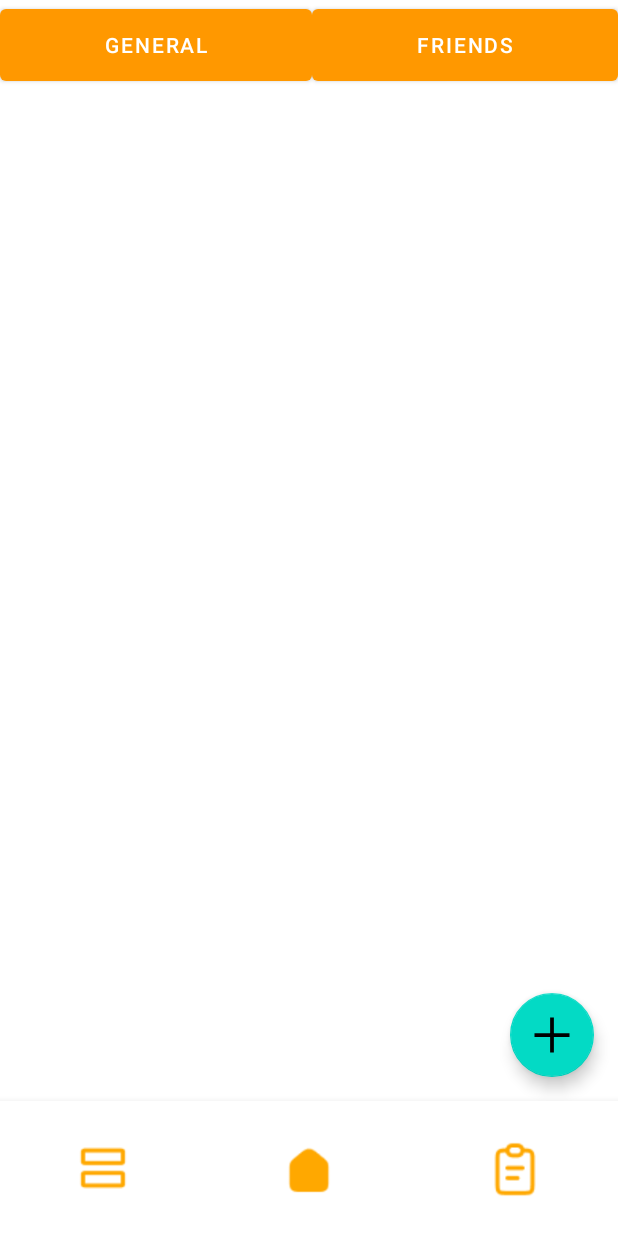
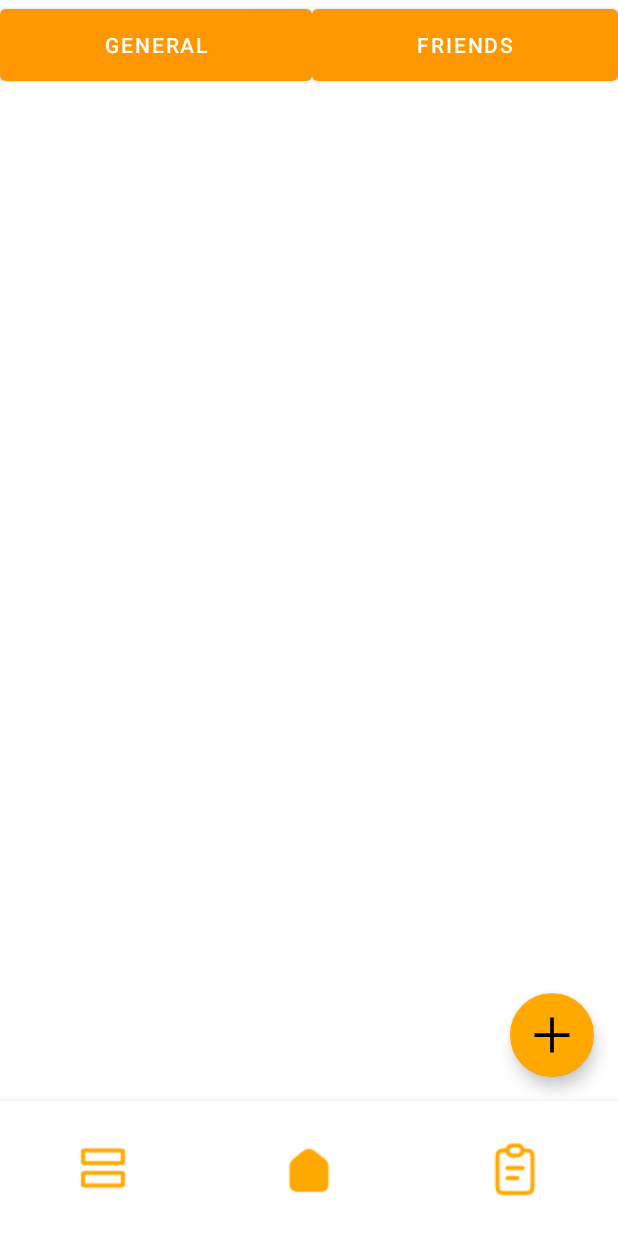
Before and after one commit to Blarc/betifi, an Android app: the fragment ChallengesFragment placed in its activity, on a phone screen of 412 x 824 dp. Run offline under Robolectric (Android 15) with nearby library versions, the phone set to English and light mode, and no system bars; our stand-ins replace Firebase (no records; nobody signed in at launch, a user with empty details on screens opened directly).

Commit message:
[fix] Missing user in path and orange colors.

```diff
--- a/app/src/main/java/com/github/blarc/firebase/FirebaseUtils.kt
+++ b/app/src/main/java/com/github/blarc/firebase/FirebaseUtils.kt
@@ -41,7 +41,7 @@ object FirebaseUtils {
     }
 
     fun subscribeToFriendsChallengesOnFirebase(setValue: (List<Challenge>) -> Unit) {
-        database.getReference(getIdOfCurUser()).child("challenges")
+        database.getReference("users").child(getIdOfCurUser()).child("challenges")
             .addValueEventListener(object :
                 ValueEventListener {
                 override fun onDataChange(dataSnapshot: DataSnapshot) {
--- a/app/src/main/res/values/themes.xml
+++ b/app/src/main/res/values/themes.xml
@@ -3,10 +3,10 @@
     <style name="Theme.MyApplication" parent="Theme.MaterialComponents.DayNight.DarkActionBar">
         <!-- Primary brand color. -->
         <item name="colorPrimary">#FF9800</item>
-        <item name="colorPrimaryVariant">@color/purple_700</item>
+        <item name="colorPrimaryVariant">#FF9800</item>
         <item name="colorOnPrimary">@color/white</item>
         <!-- Secondary brand color. -->
-        <item name="colorSecondary">@color/teal_200</item>
+        <item name="colorSecondary">@color/orange</item>
         <item name="colorSecondaryVariant">@color/teal_700</item>
         <item name="colorOnSecondary">@color/black</item>
         <!-- Status bar color. -->
```
